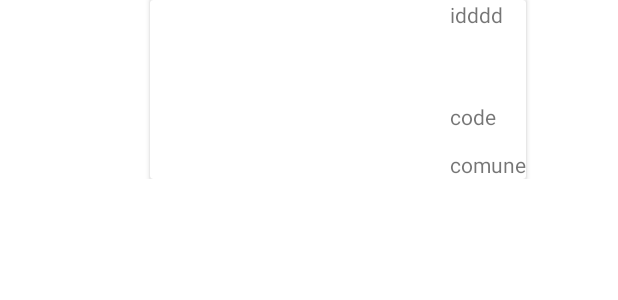
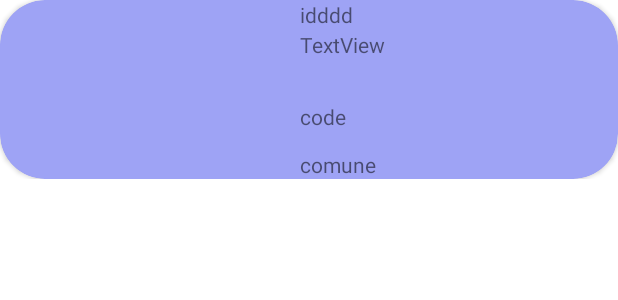
Before and after one commit to RaafatOS/My_Application, an Android app: the layout fragment_item.xml on its own in the app's theme, with its tools: preview values and no code run, on a phone screen of 412 x 824 dp. Shown: the top 300 px of the screen. Run offline under Robolectric (Android 15) with nearby library versions, the phone set to English and light mode, and no system bars.

Commit message:
ma3 cardview na2es bas chway tezbit

```diff
--- a/app/src/main/res/layout/fragment_item.xml
+++ b/app/src/main/res/layout/fragment_item.xml
@@ -8,13 +8,14 @@
     android:orientation="vertical">
 
     <androidx.cardview.widget.CardView
-        android:layout_width="wrap_content"
+        android:layout_width="0dp"
         android:layout_height="wrap_content"
-        android:layout_marginStart="100dp"
+        app:cardBackgroundColor="#9EA3F5"
+        app:cardCornerRadius="30dp"
         app:layout_constraintEnd_toEndOf="parent"
         app:layout_constraintHorizontal_bias="0.0"
         app:layout_constraintStart_toStartOf="parent"
-        tools:layout_editor_absoluteY="96dp">
+        app:layout_constraintTop_toTopOf="parent">
 
         <TextView
             android:id="@+id/r_comune_view"
@@ -46,6 +47,14 @@
             android:translationX="0dp"
             tools:srcCompat="@tools:sample/avatars" />
 
+        <TextView
+            android:id="@+id/textView"
+            android:layout_width="wrap_content"
+            android:layout_height="wrap_content"
+            android:text="TextView"
+            android:translationX="200dp"
+            android:translationY="20dp" />
+
     </androidx.cardview.widget.CardView>
 
 
```
